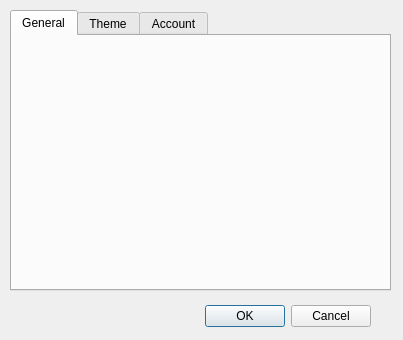
Qt form prefs.ui (nightfire8199/project-hermes) before a commit.
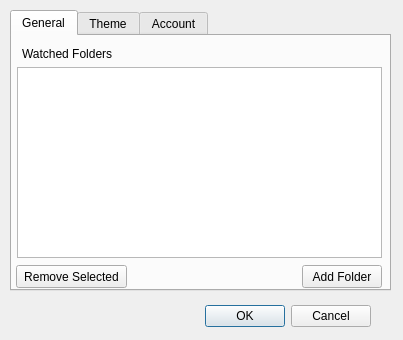
The same form after that commit. The open tabs and pages were chosen to show the change.

Patch:
```diff
--- a/prefs.ui
+++ b/prefs.ui
@@ -51,6 +51,55 @@
     <attribute name="title">
      <string>General</string>
     </attribute>
+    <widget class="QListWidget" name="watchedList">
+     <property name="geometry">
+      <rect>
+       <x>5</x>
+       <y>31</y>
+       <width>365</width>
+       <height>191</height>
+      </rect>
+     </property>
+    </widget>
+    <widget class="QLabel" name="label">
+     <property name="geometry">
+      <rect>
+       <x>10</x>
+       <y>10</y>
+       <width>91</width>
+       <height>16</height>
+      </rect>
+     </property>
+     <property name="text">
+      <string>Watched Folders</string>
+     </property>
+    </widget>
+    <widget class="QPushButton" name="addPath">
+     <property name="geometry">
+      <rect>
+       <x>290</x>
+       <y>229</y>
+       <width>80</width>
+       <height>23</height>
+      </rect>
+     </property>
+     <property name="text">
+      <string>Add Folder</string>
+     </property>
+    </widget>
+    <widget class="QPushButton" name="removePath">
+     <property name="geometry">
+      <rect>
+       <x>4</x>
+       <y>229</y>
+       <width>111</width>
+       <height>23</height>
+      </rect>
+     </property>
+     <property name="text">
+      <string>Remove Selected</string>
+     </property>
+    </widget>
    </widget>
    <widget class="QWidget" name="themePrefs">
     <attribute name="title">
```
Left out of the diff: 2 changed lines with no effect on the pictures.
